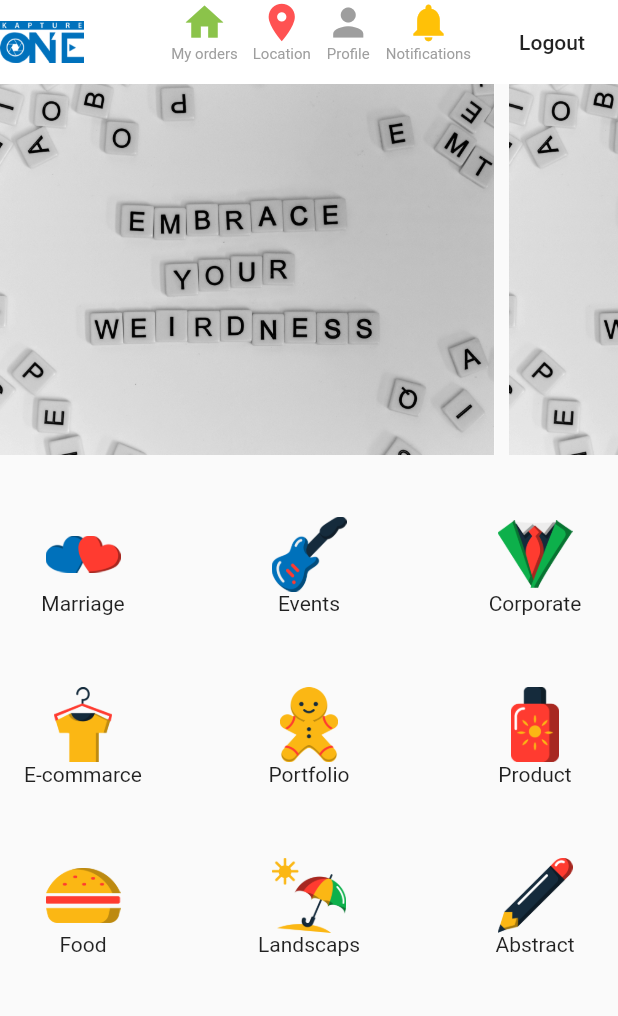
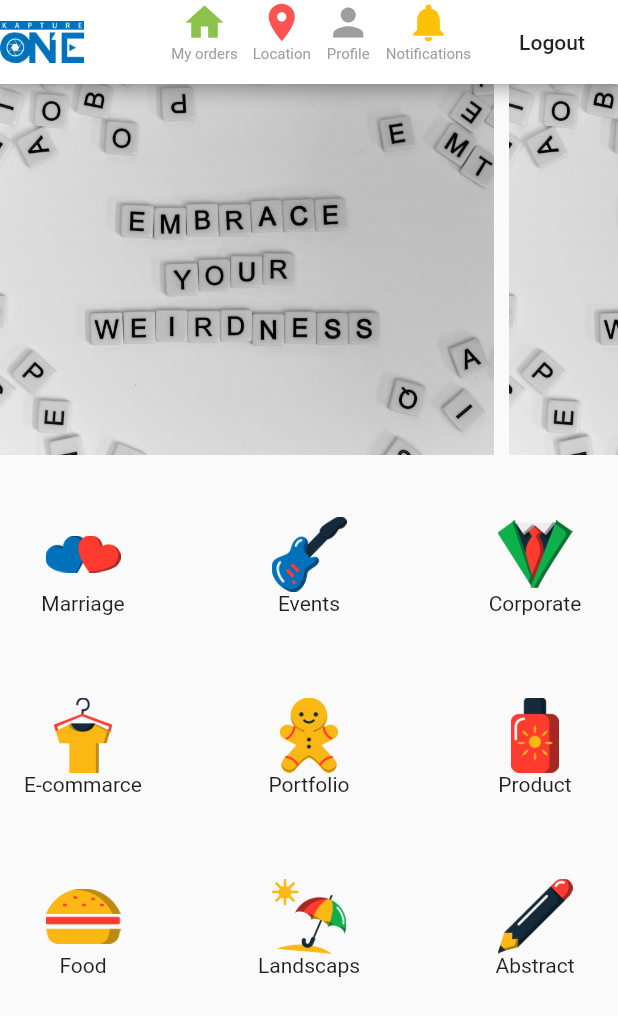
Before and after one commit to fzserver/kaptureone, a Flutter app: the HomeScreen screen opened directly, on a phone screen of 412 x 824 dp. Shown: the top 1016 px of the screen. Run offline on Flutter 3.47's test engine with Material 2 defaults, Android fonts, the phone set to English and light mode, and no system bars; our stand-ins replace firebase_auth, flutter_svg; accounts and stored records are empty.

Commit message:
fixed overflow issue in HomeScreen

```diff
--- a/lib/Screens/HomeScreen.dart
+++ b/lib/Screens/HomeScreen.dart
@@ -23,7 +23,6 @@ class HomeScreen extends StatelessWidget {
     return Scaffold(
       appBar: AppBar(
         backgroundColor: Colors.white,
-        elevation: 0,
         leading: Image(image: AssetImage("assets/images/logo.png")),
         actions: <Widget>[
           CustomAppbar(),
@@ -58,8 +57,8 @@ class HomeScreen extends StatelessWidget {
                   vertical: MediaQuery.of(context).size.height * 0.05),
                   child: GridView.count(
                   crossAxisCount: 3,
-                  childAspectRatio: 1.5,
-                  mainAxisSpacing: 40.0,
+                  childAspectRatio: 1.0,
+                  mainAxisSpacing: 10.0,
                   crossAxisSpacing: 40.0,
                   children: <Map>[
                     {"url": 'assets/images/icon1.png', "text": 'Marriage'},
```
